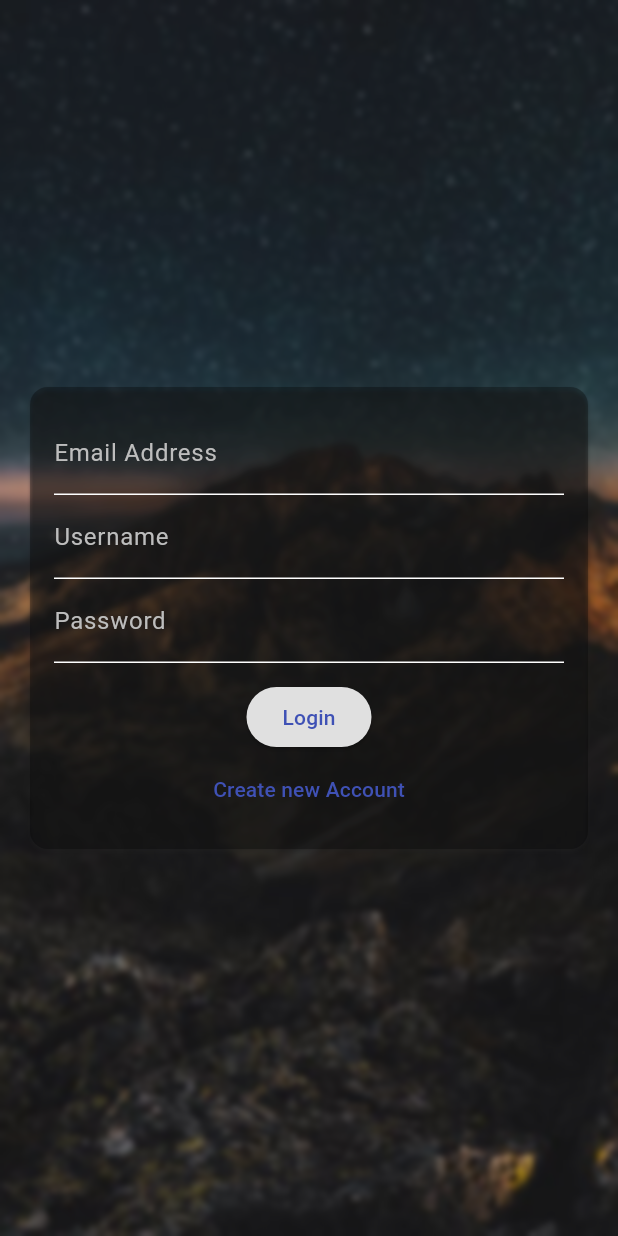
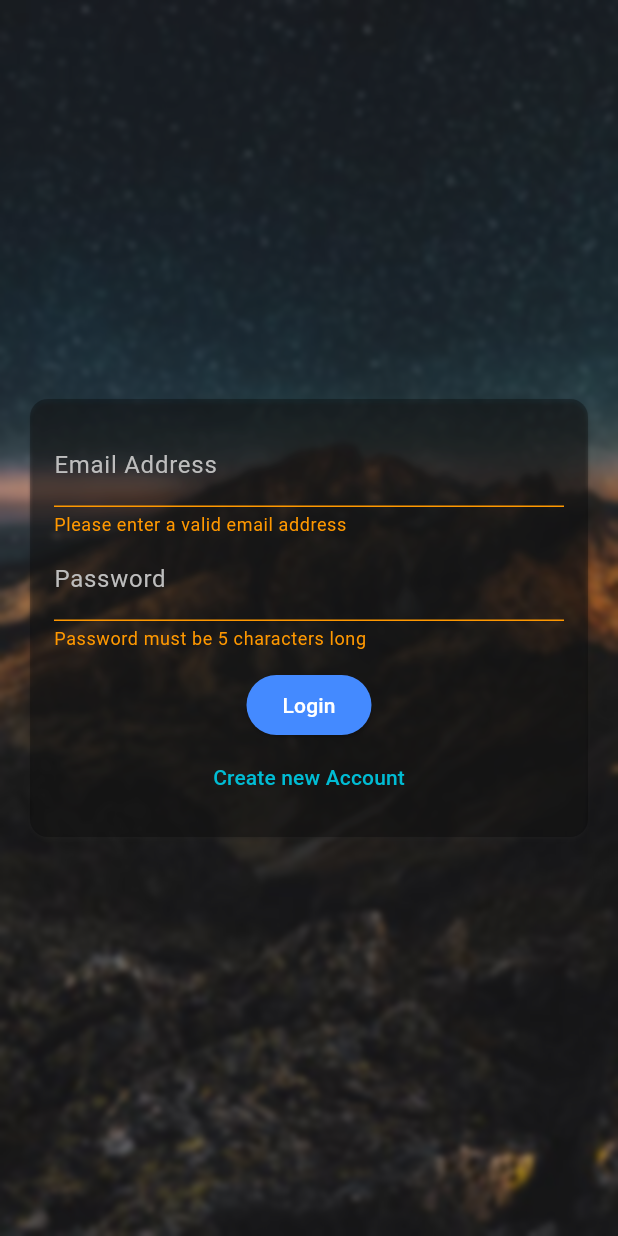
Before and after one commit to achaudhary591/Chat-App, a Flutter app: the screen it shows after launch, after a tap on "Login", on a phone screen of 412 x 824 dp. Run offline on Flutter 3.47's test engine with Material 2 defaults, Android fonts, the phone set to English and light mode, and no system bars; our stand-ins replace cloud_firestore, firebase_core, loading_animation_widget; accounts and stored records are empty.

Commit message:
auth screen ui

```diff
--- a/lib/main.dart
+++ b/lib/main.dart
@@ -20,6 +20,10 @@ class MyHomePage extends StatelessWidget {
       title: 'Chat App',
       debugShowCheckedModeBanner: false,
       theme: ThemeData(
+        buttonTheme: ButtonTheme.of(context).copyWith(
+          textTheme: ButtonTextTheme.primary,
+          shape: RoundedRectangleBorder(borderRadius: BorderRadius.circular(20))
+        ),
         colorScheme: ColorScheme.fromSwatch(
           primarySwatch: Colors.indigo,
           backgroundColor: Colors.white,
@@ -28,7 +32,7 @@ class MyHomePage extends StatelessWidget {
         ).copyWith(secondary: Colors.indigoAccent),
         useMaterial3: true,
       ),
-      home: AuthScreen(),
+      home: const AuthScreen(),
     );
   }
 }
--- a/lib/widgets/auth_form.dart
+++ b/lib/widgets/auth_form.dart
@@ -10,6 +10,30 @@ class AuthForm extends StatefulWidget {
 }
 
 class _AuthFormState extends State<AuthForm> {
+
+  final emailRegex = r'^(([^<>()[\]\\.,;:\s@\"]+(\.[^<>()[\]\\.,;:\s@\"]+)*)|(\".+\"))@((\[[0-9]{1,3}\.[0-9]{1,3}\.[0-9]{1,3}\.[0-9]{1,3}\])|(([a-zA-Z\-0-9]+\.)+[a-zA-Z]{2,}))$';
+
+  final _formKey = GlobalKey<FormState>();
+
+  var _isLogin = true;
+  var _userEmail = '';
+  var _userName = '';
+  var _userPassword = '';
+
+  void _trySubmit(){
+    final isValid = _formKey.currentState?.validate();
+    FocusScope.of(context).unfocus();
+
+    if(isValid == true){
+      _formKey.currentState!.save();
+      print('*=*=*=*=*=*=*=*=*=*=*=*=*=*=*=*=*=*=*=');
+      print(_userName);
+      print(_userEmail);
+      print(_userPassword);
+      print('*=*=*=*=*=*=*=*=*=*=*=*=*=*=*=*=*=*=*=');
+    }
+  }
+
   @override
   Widget build(BuildContext context) {
     return Center(
@@ -23,40 +47,83 @@ class _AuthFormState extends State<AuthForm> {
           child: SingleChildScrollView(
             padding: const EdgeInsets.all(16),
             child: Form(
+              key: _formKey,
               child: Column(
                 mainAxisSize: MainAxisSize.min,
                 children: [
                   TextFormField(
+                    validator: (String? value){
+                      if(value == null || value.isEmpty || !RegExp(emailRegex).hasMatch(value)){
+                        return 'Please enter a valid email address';
+                      }
+                      return null;
+                    },
                     keyboardType: TextInputType.emailAddress,
                     decoration: InputDecoration(
                       labelText: 'Email Address',
                       labelStyle: TextStyle(color: Colors.grey[400]),
                     ),
+                    style: const TextStyle(color: Colors.yellow),
+                    onSaved: (value){
+                      _userEmail = value!;
+                    },
                   ),
+                  if(!_isLogin)
                   TextFormField(
+                    validator: (value){
+                      if(value == null || value.length < 4 || value.isEmpty){
+                        return 'Please enter al least 4 characters long username';
+                      }
+                      return null;
+                    },
                     decoration: InputDecoration(
                       labelText: 'Username',
                       labelStyle: TextStyle(color: Colors.grey[400]),
                     ),
+                    onSaved: (value){
+                      _userName = value!;
+                    },
+                    style: const TextStyle(color: Colors.orangeAccent),
                   ),
                   TextFormField(
+                    validator: (value){
+                      if(value == null || value.length < 5 || value.isEmpty){
+                        return 'Password must be 5 characters long';
+                      }
+                      return null;
+                    },
                     obscureText: true,
                     decoration: InputDecoration(
                       labelText: 'Password',
                       labelStyle: TextStyle(color: Colors.grey[400]),
                     ),
+                    onSaved: (value){
+                      _userPassword = value!;
+                    },
+                    style: const TextStyle(color: Colors.yellow),
                   ),
                   const SizedBox(
                     height: 12,
                   ),
                   ElevatedButton(
-                    onPressed: () {},
-                    style: ElevatedButton.styleFrom(backgroundColor: Colors.grey[300]),
-                    child: const Text('Login'),
+                    onPressed: () {_trySubmit();},
+                    style: ElevatedButton.styleFrom(
+                        backgroundColor: _isLogin ? Colors.blueAccent : Colors.greenAccent),
+                    child: Text(
+                      _isLogin ? 'Login' : 'SignUp',
+                      style: TextStyle(color: _isLogin ? Colors.white : Colors.red),
+                    ),
                   ),
                   TextButton(
-                    child: const Text('Create new Account'),
-                    onPressed: () {},
+                    child: Text(
+                      !_isLogin ? 'Already a member?' : 'Create new Account',
+                      style: const TextStyle(color: Colors.cyan),
+                    ),
+                    onPressed: () {
+                      setState(() {
+                        _isLogin = !_isLogin;
+                      });
+                    },
                   ),
                 ],
               ),
```
